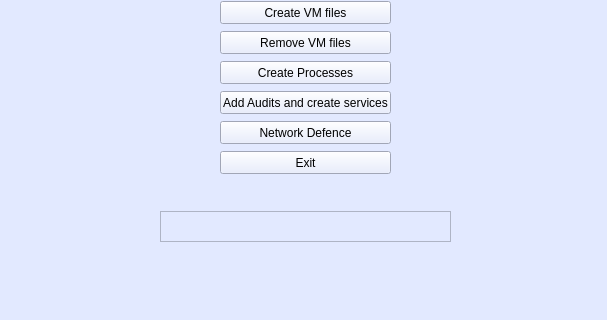
This is iAmVM_GUI.ui in GrampusDev/iAmVM as Qt 5 draws it before an edit; both pictures show x 0 to 607 and y 219 to 539 of the 607 by 539 pixel window. The edited form follows.
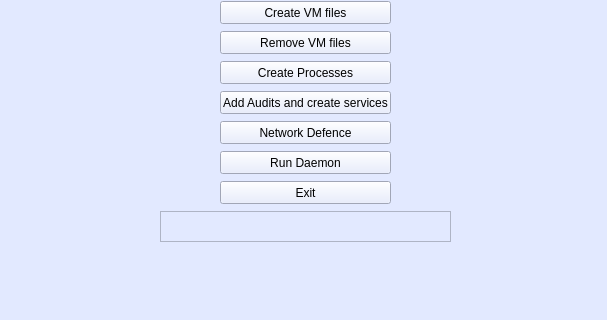
This is the edited form. Icons and pictures are not drawn.

Patch:
```diff
--- a/iAmVM_GUI.ui
+++ b/iAmVM_GUI.ui
@@ -208,7 +208,7 @@
    <property name="geometry">
     <rect>
      <x>220</x>
-     <y>370</y>
+     <y>400</y>
      <width>171</width>
      <height>23</height>
     </rect>
@@ -248,6 +248,23 @@
      <normaloff>icons/Network.ico</normaloff>icons/Network.ico</iconset>
    </property>
   </widget>
+  <widget class="QPushButton" name="pushButton_12">
+   <property name="geometry">
+    <rect>
+     <x>220</x>
+     <y>370</y>
+     <width>171</width>
+     <height>23</height>
+    </rect>
+   </property>
+   <property name="text">
+    <string>Run Daemon</string>
+   </property>
+   <property name="icon">
+    <iconset>
+     <normaloff>icons/Network.ico</normaloff>icons/Network.ico</iconset>
+   </property>
+  </widget>
  </widget>
  <resources/>
  <connections/>
```
